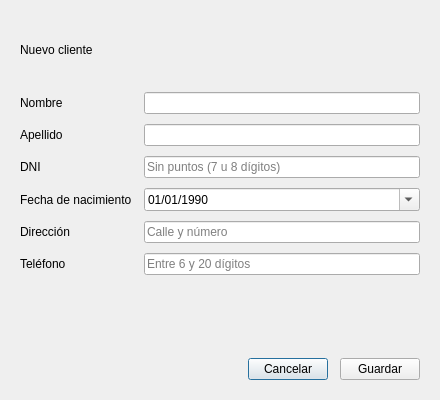
Qt form vista/clientes/cliente_form.ui (segovia-gabriel/ProyectoFinal-PracticasII) before a commit.
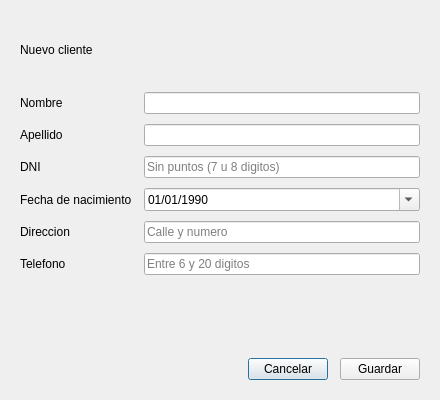
The same form after that commit.

Patch:
```diff
--- a/vista/clientes/cliente_form.ui
+++ b/vista/clientes/cliente_form.ui
@@ -77,7 +77,7 @@
      <item row="2" column="1">
       <widget class="QLineEdit" name="lineEdit_dni">
        <property name="placeholderText">
-        <string>Sin puntos (7 u 8 dígitos)</string>
+        <string>Sin puntos (7 u 8 digitos)</string>
        </property>
       </widget>
      </item>
@@ -108,7 +108,7 @@
      <item row="4" column="0">
       <widget class="QLabel" name="label_direccion">
        <property name="text">
-        <string>Dirección</string>
+        <string>Direccion</string>
        </property>
       </widget>
      </item>
@@ -118,14 +118,14 @@
         <number>150</number>
        </property>
        <property name="placeholderText">
-        <string>Calle y número</string>
+        <string>Calle y numero</string>
        </property>
       </widget>
      </item>
      <item row="5" column="0">
       <widget class="QLabel" name="label_telefono">
        <property name="text">
-        <string>Teléfono</string>
+        <string>Telefono</string>
        </property>
       </widget>
      </item>
@@ -135,7 +135,7 @@
         <number>20</number>
        </property>
        <property name="placeholderText">
-        <string>Entre 6 y 20 dígitos</string>
+        <string>Entre 6 y 20 digitos</string>
        </property>
       </widget>
      </item>
```
